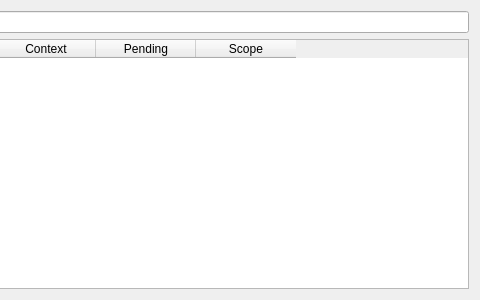
SafirSDK/safir-sdk-core, file src/dose/dose_dobexplorer.ss/src/registrations.ui: the form before one commit; both pictures show x 316 to 796 and y 0 to 300 of the 796 by 300 pixel window.
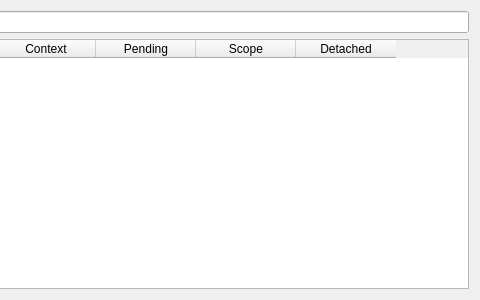
The form after the commit.

Commit message: Added support for lightnodes that keep the state while detached. Refactored interaction between Control and DoseMain.

```diff
--- a/src/dose/dose_dobexplorer.ss/src/registrations.ui
+++ b/src/dose/dose_dobexplorer.ss/src/registrations.ui
@@ -58,6 +58,11 @@
          <string>Scope</string>
         </property>
        </column>
+       <column>
+        <property name="text">
+         <string>Detached</string>
+        </property>
+       </column>
       </widget>
      </item>
     </layout>
```
The commit also changes 60 other files.
